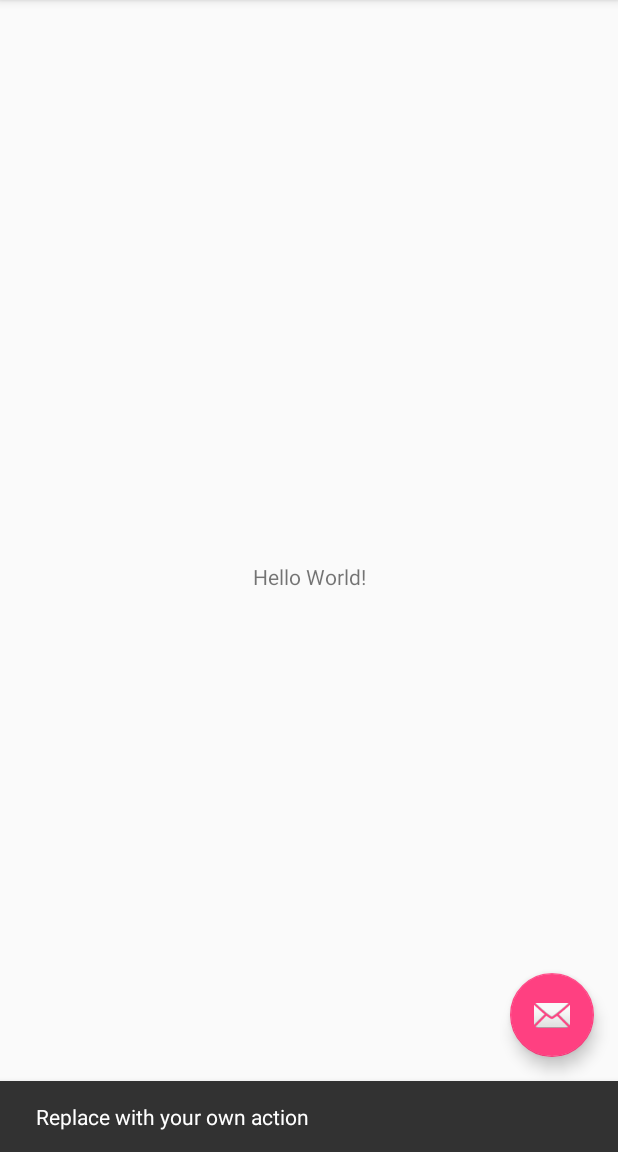
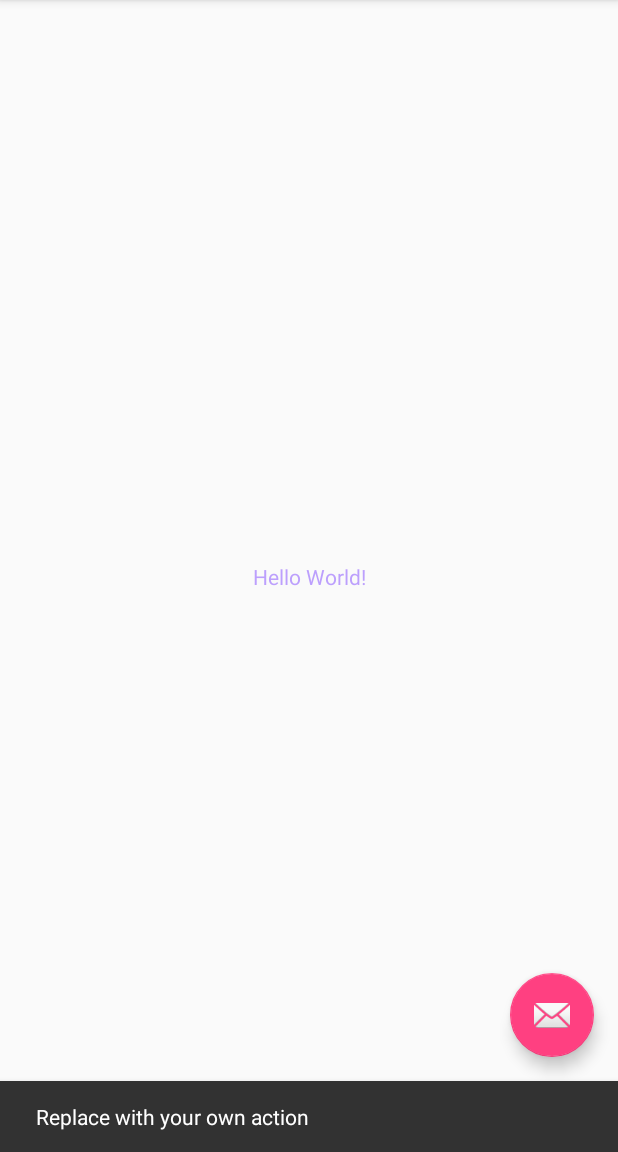
Before and after one commit to cajen/TestProject, an Android app: the screen it shows after launch (MainActivity), after a tap on an icon or button, on a phone screen of 412 x 824 dp, the part 84-1236 px from its top. Run offline under Robolectric (Android 15) with nearby library versions, the phone set to English and light mode, and no system bars.

Commit message:
Changed text color

```diff
--- a/app/src/main/res/layout/content_main.xml
+++ b/app/src/main/res/layout/content_main.xml
@@ -12,6 +12,7 @@
         android:layout_width="wrap_content"
         android:layout_height="wrap_content"
         android:text="Hello World!"
+        android:textColor="#88854FFF"
         app:layout_constraintBottom_toBottomOf="parent"
         app:layout_constraintLeft_toLeftOf="parent"
         app:layout_constraintRight_toRightOf="parent"
```
Also changed, not shown: 5 other files.
